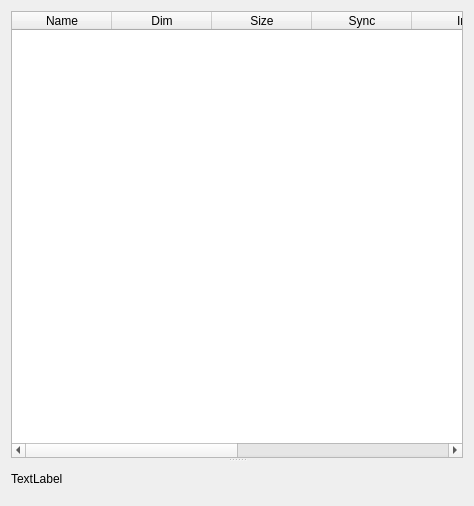
Old version of the form gvle.discrete-time/src/rightWidget.ui in the repository vle-forge/packages.
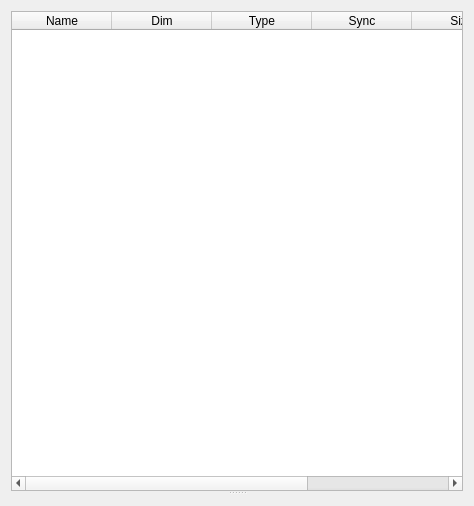
New version of the form.

```diff
--- a/gvle.discrete-time/src/rightWidget.ui
+++ b/gvle.discrete-time/src/rightWidget.ui
@@ -56,10 +56,8 @@
        <property name="toolTip">
         <string>dimension of the variable</string>
        </property>
-      </column>
-      <column>
-       <property name="text">
-        <string>Size</string>
+       <property name="whatsThis">
+        <string notr="true"/>
        </property>
        <property name="toolTip">
         <string>size of the history</string>
@@ -67,15 +65,7 @@
       </column>
       <column>
        <property name="text">
-        <string>Sync</string>
-       </property>
-       <property name="toolTip">
-        <string>manage synchronization</string>
-       </property>
-      </column>
-      <column>
-       <property name="text">
-        <string>In</string>
+        <string notr="true">Type</string>
        </property>
        <property name="toolTip">
         <string>input port</string>
@@ -83,7 +73,7 @@
       </column>
       <column>
        <property name="text">
-        <string>Out</string>
+        <string notr="true">Sync</string>
        </property>
        <property name="toolTip">
         <string>output port</string>
@@ -91,7 +81,7 @@
       </column>
       <column>
        <property name="text">
-        <string>Obs</string>
+        <string notr="true">Size</string>
        </property>
        <property name="toolTip">
         <string>observable port</string>
@@ -99,7 +89,7 @@
       </column>
       <column>
        <property name="text">
-        <string>Param</string>
+        <string notr="true">Obs</string>
        </property>
        <property name="toolTip">
         <string>configurable initialization value</string>
@@ -108,16 +98,6 @@
      </widget>
      <widget class="QWidget" name="layoutWidget">
       <layout class="QVBoxLayout" name="verticalLayout">
-       <item>
-        <widget class="QLabel" name="varLabel">
-         <property name="enabled">
-          <bool>true</bool>
-         </property>
-         <property name="text">
-          <string>TextLabel</string>
-         </property>
-        </widget>
-       </item>
        <item>
         <layout class="QVBoxLayout" name="vlInitialValue"/>
        </item>
```
Left out of the diff: 25 changed lines with no effect on the pictures.
